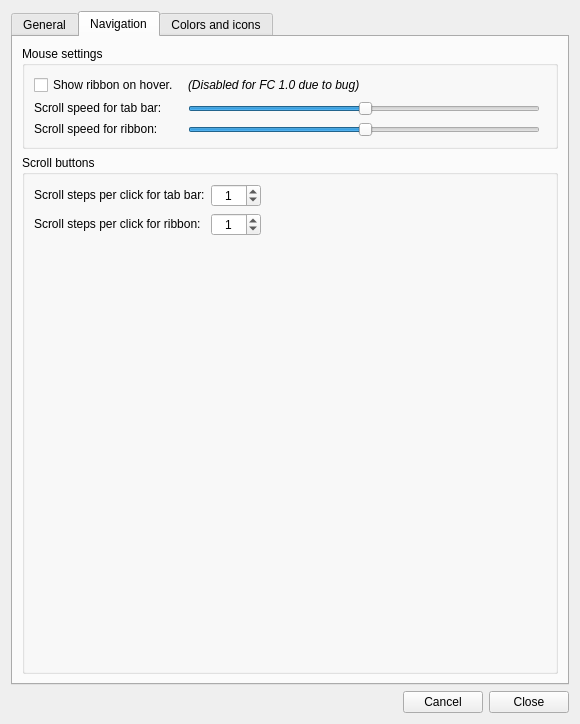
This is Resources/ui/Settings.ui in APEbbers/FreeCAD-Ribbon as Qt 5 draws it before an edit. The edited form follows.
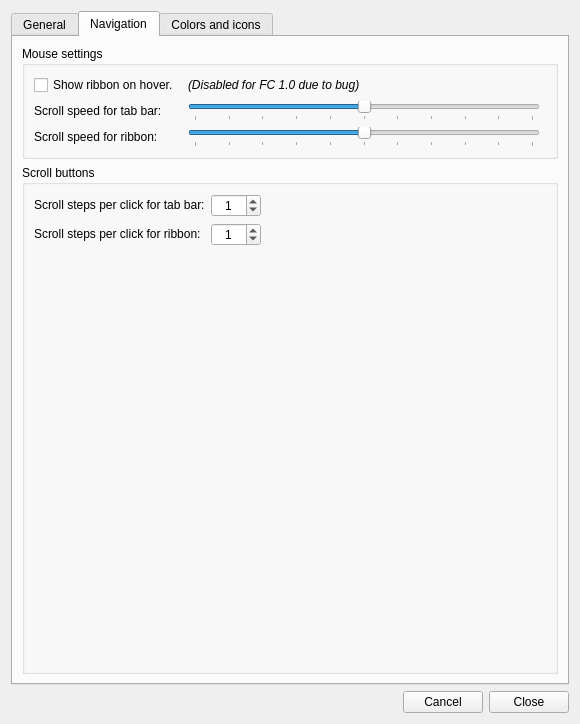
This is the edited form. The open tabs and pages were chosen to show the change. Custom widgets are drawn as their Qt base class.

Commit message: set slider steps to 10

```diff
--- a/Resources/ui/Settings.ui
+++ b/Resources/ui/Settings.ui
@@ -723,9 +723,15 @@
               <property name="minimum">
                <number>0</number>
               </property>
+              <property name="maximum">
+               <number>10</number>
+              </property>
               <property name="value">
                <number>1</number>
               </property>
+              <property name="displayIntegerBase">
+               <number>10</number>
+              </property>
              </widget>
             </item>
             <item row="1" column="0">
@@ -783,9 +789,15 @@
               <property name="correctionMode">
                <enum>QAbstractSpinBox::CorrectionMode::CorrectToNearestValue</enum>
               </property>
+              <property name="maximum">
+               <number>10</number>
+              </property>
               <property name="value">
                <number>1</number>
               </property>
+              <property name="displayIntegerBase">
+               <number>10</number>
+              </property>
              </widget>
             </item>
             <item row="0" column="0">
@@ -883,12 +895,30 @@
                 <verstretch>0</verstretch>
                </sizepolicy>
               </property>
+              <property name="maximum">
+               <number>10</number>
+              </property>
+              <property name="singleStep">
+               <number>1</number>
+              </property>
+              <property name="pageStep">
+               <number>1</number>
+              </property>
               <property name="value">
-               <number>50</number>
+               <number>5</number>
+              </property>
+              <property name="sliderPosition">
+               <number>5</number>
               </property>
               <property name="orientation">
                <enum>Qt::Orientation::Horizontal</enum>
               </property>
+              <property name="tickPosition">
+               <enum>QSlider::TickPosition::TicksBelow</enum>
+              </property>
+              <property name="tickInterval">
+               <number>1</number>
+              </property>
              </widget>
             </item>
             <item row="1" column="0">
@@ -917,12 +947,24 @@
             </item>
             <item row="2" column="1">
              <widget class="QSlider" name="ScrollSpeed_Ribbon">
+              <property name="maximum">
+               <number>10</number>
+              </property>
+              <property name="pageStep">
+               <number>1</number>
+              </property>
               <property name="value">
-               <number>50</number>
+               <number>5</number>
               </property>
               <property name="orientation">
                <enum>Qt::Orientation::Horizontal</enum>
               </property>
+              <property name="tickPosition">
+               <enum>QSlider::TickPosition::TicksBelow</enum>
+              </property>
+              <property name="tickInterval">
+               <number>1</number>
+              </property>
              </widget>
             </item>
             <item row="0" column="0">
```
Left out of the diff: 2 changed lines with no effect on the pictures. The commit also changes 2 other files.
